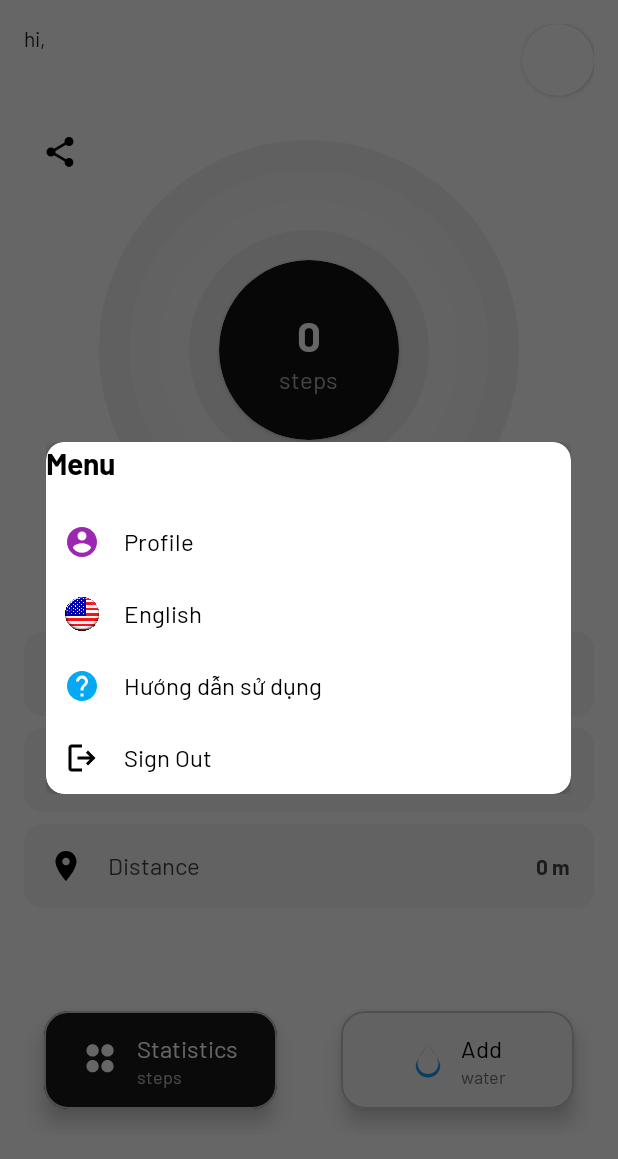
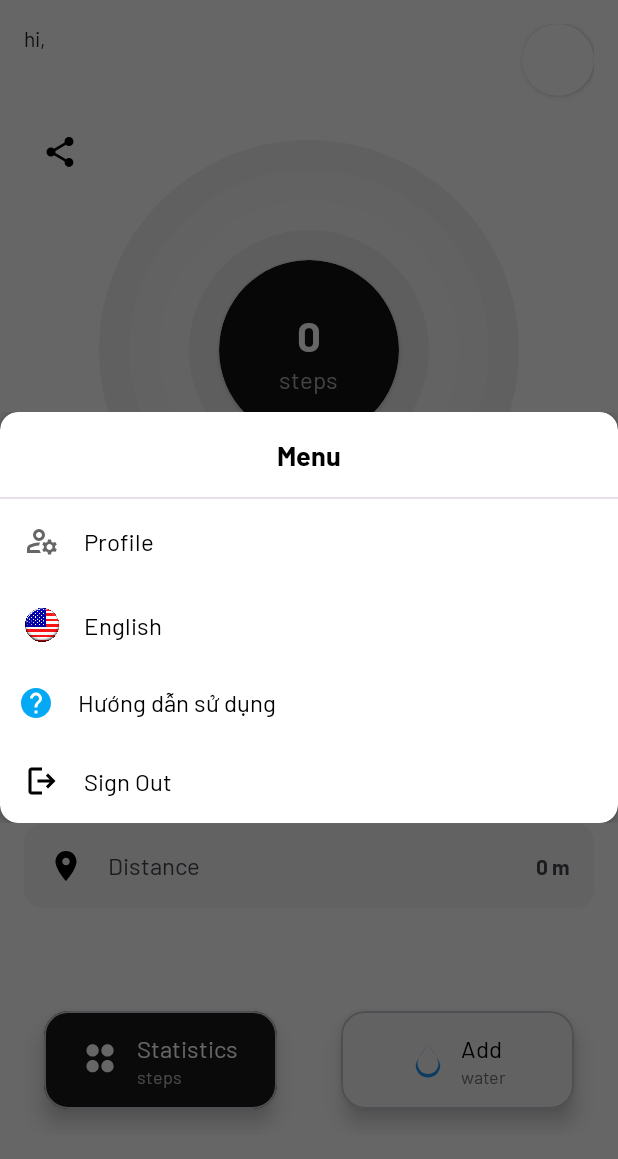
Before and after one commit to duyviet2101/health-tracker, an Android app: the screen it shows after launch once a user with an empty profile is signed in (MainActivity), after a tap on an icon or button, on a phone screen of 412 x 824 dp. Shown: the top 1159 px of the screen. Run offline under Robolectric (Android 15) with nearby library versions, the phone set to English and light mode, and no system bars; our stand-ins replace Firebase (no records; nobody signed in at launch, a user with empty details on screens opened directly); libraries missing offline, so code that uses them is left out: com.firebase.ui.

```diff
--- a/app/src/main/res/layout/fragment_menu_account.xml
+++ b/app/src/main/res/layout/fragment_menu_account.xml
@@ -20,38 +20,45 @@
             android:orientation="vertical">
 
             <TextView
-                android:layout_width="wrap_content"
+                android:layout_width="match_parent"
                 android:layout_height="wrap_content"
+                android:gravity="center"
+                android:padding="16dp"
                 android:text="@string/textMenuTitle"
-                android:textColor="@color/black"
-                android:textSize="20sp"
-                android:textStyle="bold"
-                android:layout_marginBottom="16dp"/>
+                android:textColor="?attr/colorOnSurface"
+                android:textSize="18sp"
+                android:textStyle="bold" />
+
+            <View
+                android:layout_width="match_parent"
+                android:layout_height="1dp"
+                android:background="?attr/colorSurfaceVariant" />
 
             <!-- Profile Option -->
             <LinearLayout
                 android:id="@+id/profileOption"
                 android:layout_width="match_parent"
                 android:layout_height="wrap_content"
-                android:orientation="horizontal"
-                android:padding="12dp"
+                android:background="?attr/selectableItemBackground"
                 android:clickable="true"
                 android:focusable="true"
-                android:background="?attr/selectableItemBackground">
+                android:orientation="horizontal"
+                android:padding="16dp">
 
                 <ImageView
                     android:layout_width="24dp"
                     android:layout_height="24dp"
-                    android:src="@drawable/ic_profile"
-                    android:contentDescription="@string/profile_icon_desc" />
+                    android:contentDescription="@string/profile_icon_desc"
+                    android:src="@drawable/manage_accounts_24px" />
 
                 <TextView
-                    android:layout_width="wrap_content"
+                    android:layout_width="match_parent"
                     android:layout_height="wrap_content"
+                    android:layout_gravity="center_vertical"
+                    android:layout_marginStart="16dp"
                     android:text="@string/profile"
-                    android:textColor="@color/black"
-                    android:textSize="16sp"
-                    android:layout_marginStart="16dp"/>
+                    android:textColor="?attr/colorOnSurface"
+                    android:textSize="16sp" />
             </LinearLayout>
 
             <!-- Language Option -->
@@ -59,27 +66,28 @@
                 android:id="@+id/languageOption"
                 android:layout_width="match_parent"
                 android:layout_height="wrap_content"
-                android:orientation="horizontal"
-                android:padding="12dp"
+                android:background="?attr/selectableItemBackground"
                 android:clickable="true"
                 android:focusable="true"
-                android:background="?attr/selectableItemBackground">
+                android:orientation="horizontal"
+                android:padding="16dp">
 
                 <ImageView
                     android:id="@+id/languageIcon"
                     android:layout_width="24dp"
                     android:layout_height="24dp"
-                    android:src="@drawable/usa"
-                    android:contentDescription="@string/language_icon_desc" />
+                    android:contentDescription="@string/language_icon_desc"
+                    android:src="@drawable/vietnam" />
 
                 <TextView
                     android:id="@+id/languageText"
-                    android:layout_width="wrap_content"
+                    android:layout_width="match_parent"
                     android:layout_height="wrap_content"
-                    android:text="@string/language_english"
-                    android:textColor="@color/black"
-                    android:textSize="16sp"
-                    android:layout_marginStart="16dp"/>
+                    android:layout_gravity="center_vertical"
+                    android:layout_marginStart="16dp"
+                    android:text="@string/language_vietnamese"
+                    android:textColor="?attr/colorOnSurface"
+                    android:textSize="16sp" />
             </LinearLayout>
 
             <!-- App Guide Option -->
@@ -113,25 +121,26 @@
                 android:id="@+id/signOutOption"
                 android:layout_width="match_parent"
                 android:layout_height="wrap_content"
-                android:orientation="horizontal"
-                android:padding="12dp"
+                android:background="?attr/selectableItemBackground"
                 android:clickable="true"
                 android:focusable="true"
-                android:background="?attr/selectableItemBackground">
+                android:orientation="horizontal"
+                android:padding="16dp">
 
                 <ImageView
                     android:layout_width="24dp"
                     android:layout_height="24dp"
-                    android:src="@drawable/logout_24px"
-                    android:contentDescription="@string/sign_out_icon_desc" />
+                    android:contentDescription="@string/sign_out_icon_desc"
+                    android:src="@drawable/logout_24px" />
 
                 <TextView
-                    android:layout_width="wrap_content"
+                    android:layout_width="match_parent"
                     android:layout_height="wrap_content"
+                    android:layout_gravity="center_vertical"
+                    android:layout_marginStart="16dp"
                     android:text="@string/sign_out"
-                    android:textColor="@color/black"
-                    android:textSize="16sp"
-                    android:layout_marginStart="16dp"/>
+                    android:textColor="?attr/colorOnSurface"
+                    android:textSize="16sp" />
             </LinearLayout>
         </LinearLayout>
     </androidx.cardview.widget.CardView>
```
